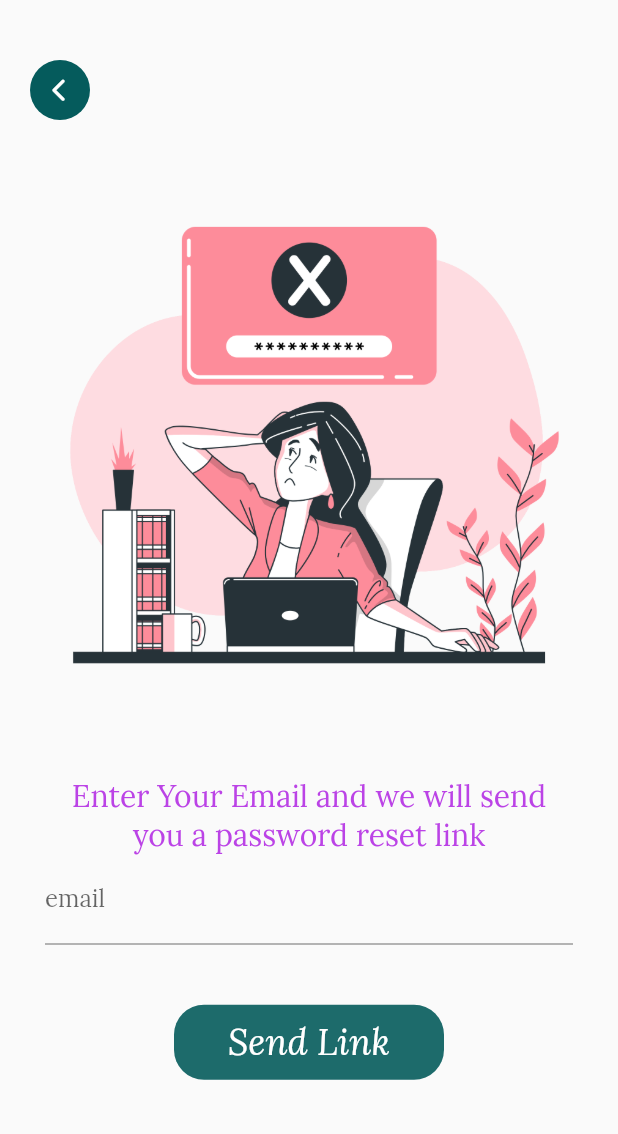
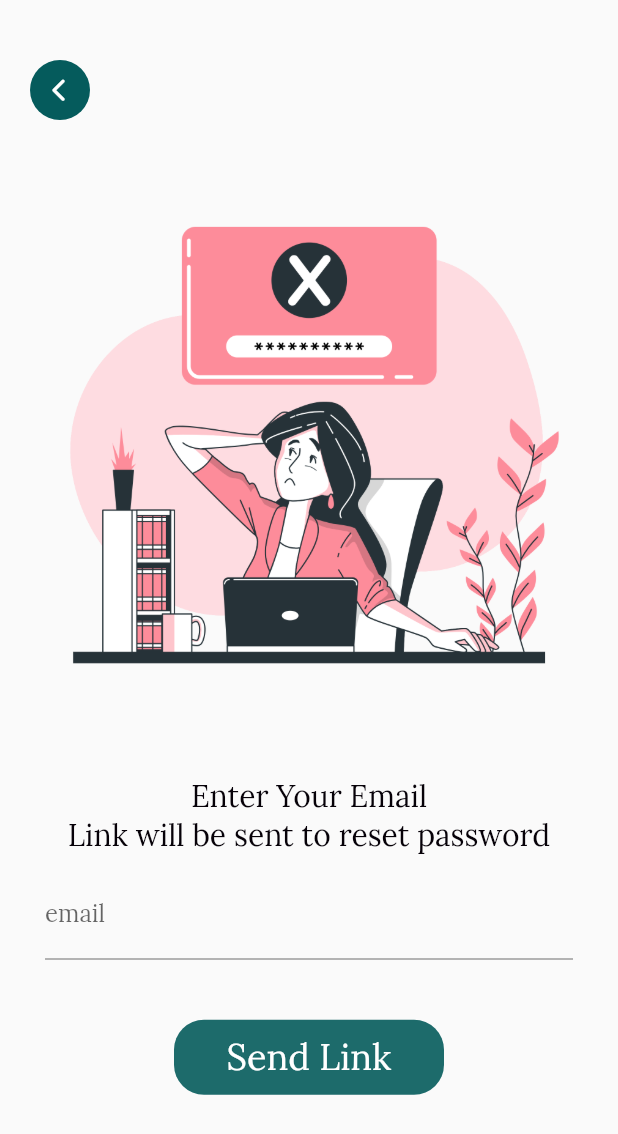
Before and after one commit to vaddiVaraPrasad/xerox, a Flutter app: the ForgetPasswordScreen screen opened by its route, on a phone screen of 412 x 824 dp. Shown: the top 1134 px of the screen. Run offline on Flutter 3.47's test engine with Material 2 defaults, Android fonts, the phone set to English and light mode, and no system bars; our stand-ins replace cloud_firestore, firebase_auth, firebase_core, firebase_storage, font_awesome_flutter, get and 3 more; accounts and stored records are empty.

Commit message:
added few screens

```diff
--- a/lib/screens/auth/forget_password_Screen.dart
+++ b/lib/screens/auth/forget_password_Screen.dart
@@ -31,12 +31,12 @@ class _ForgetPasswordScreenState extends State<ForgetPasswordScreen> {
         context: context,
         builder: (context) => AlertDialog(
           content: const Text(
-              "email to reset password has send to ur mail pls check"),
+              "Email is sent to reset your password\ncheck your spam box"),
           actions: [
             IconButton(
                 onPressed: () => Navigator.of(context).pop(),
                 icon: const Icon(
-                  Icons.done,
+                  FontAwesomeIcons.check,
                   size: 30,
                 ))
           ],
@@ -44,6 +44,7 @@ class _ForgetPasswordScreenState extends State<ForgetPasswordScreen> {
       );
     } on FirebaseAuthException catch (e) {
       var msg = e.code;
+      ScaffoldMessenger.of(context).clearSnackBars();
       ScaffoldMessenger.of(context).showSnackBar(
         SnackBar(
           backgroundColor: ColorPallets.deepBlue,
@@ -58,7 +59,7 @@ class _ForgetPasswordScreenState extends State<ForgetPasswordScreen> {
                 msg,
                 style: const TextStyle(
                   fontSize: 18,
-                  fontStyle: FontStyle.italic,
+                  fontStyle: FontStyle.normal,
                   color: ColorPallets.white,
                 ),
               )
@@ -88,6 +89,7 @@ class _ForgetPasswordScreenState extends State<ForgetPasswordScreen> {
                     CustomIconButton(
                       onPressed: () {
                         Navigator.of(context).pop();
+                        ScaffoldMessenger.of(context).clearSnackBars();
                       },
                       icon: FontAwesomeIcons.chevronLeft,
                       iconColor: ColorPallets.white,
@@ -112,10 +114,13 @@ class _ForgetPasswordScreenState extends State<ForgetPasswordScreen> {
                 child: Column(
                   children: [
                     const Text(
-                      "Enter Your Email and we will send you a password reset link",
+                      "Enter Your Email\nLink will be sent to reset password",
                       textAlign: TextAlign.center,
                       style: TextStyle(
-                          fontSize: 20, color: Color.fromARGB(255, 187, 67, 230)),
+                          fontSize: 20, color: Color.fromARGB(255, 6, 1, 8)),
+                    ),
+                    const SizedBox(
+                      height: 10,
                     ),
                     TextField(
                       controller: emailController,
@@ -139,7 +144,7 @@ class _ForgetPasswordScreenState extends State<ForgetPasswordScreen> {
                           style: TextStyle(
                               color: ColorPallets.white,
                               fontSize: 24,
-                              fontStyle: FontStyle.italic),
+                              fontStyle: FontStyle.normal),
                         ),
                       ),
                     ),
--- a/pubspec.yaml
+++ b/pubspec.yaml
@@ -78,6 +78,7 @@ flutter:
     - image/forgetPasswordPink.gif
     - image/forgetPasswordPurple.gif
     - image/forgotPassword.png
+    - image/search.png
 
   # An image asset can refer to one or more resolution-specific "variants", see
   # https://flutter.dev/assets-and-images/#resolution-aware
```
Also changed, not shown: lib/screens/auth/login_Screen.dart (+8 -4 lines), lib/screens/auth/register_screen.dart (+7 -4 lines), image/search.png (added), lib/screens/dummy_Screens/dummy_1.dart (added), lib/screens/dummy_Screens/dummy_2.dart (added), lib/screens/dummy_Screens/dummy_sample.dart (added), 1 other file.
